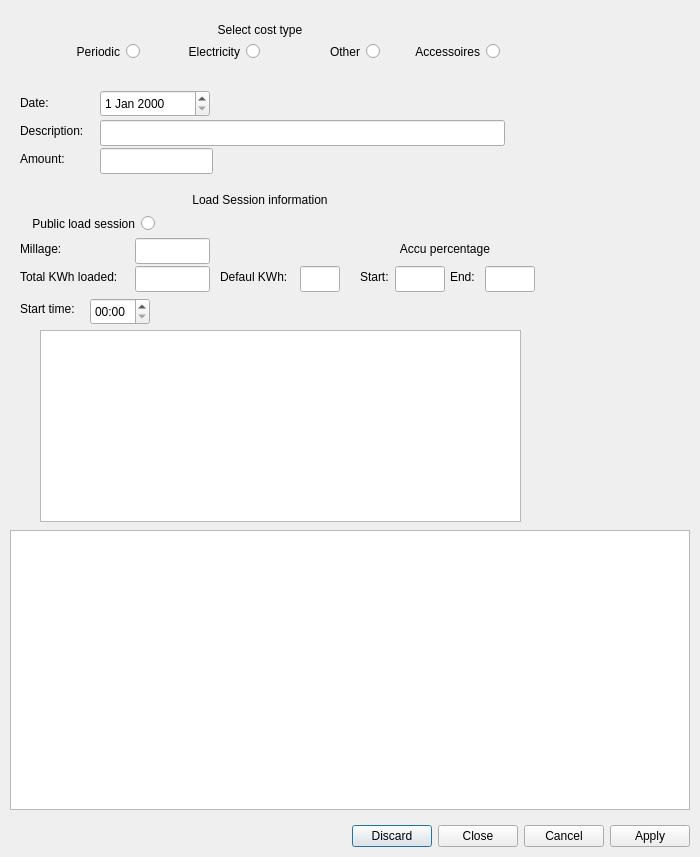
Above: QTLinux/AutoCost/datainputdialog.ui from Cvelthoven/AutoCost before the change. Below: the same form after it.
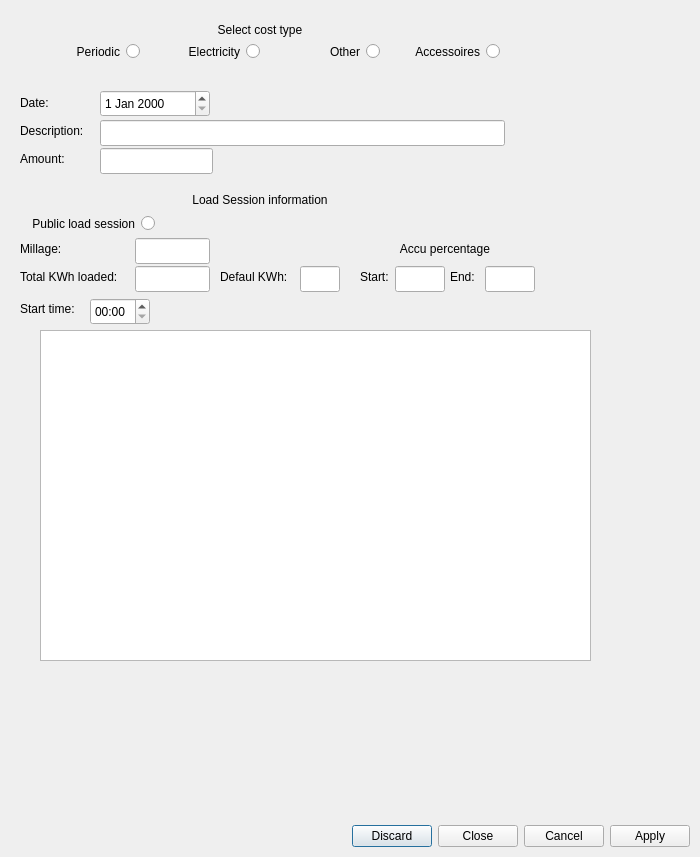
That is the form after the change.

Commit message: Cleanup of datainputdialog after change to table

What changed in the file:
```diff
--- a/QTLinux/AutoCost/datainputdialog.ui
+++ b/QTLinux/AutoCost/datainputdialog.ui
@@ -387,18 +387,8 @@
     <rect>
      <x>40</x>
      <y>330</y>
-     <width>481</width>
-     <height>192</height>
-    </rect>
-   </property>
-  </widget>
-  <widget class="QTableView" name="tblElectricityCostInput">
-   <property name="geometry">
-    <rect>
-     <x>10</x>
-     <y>530</y>
-     <width>680</width>
-     <height>280</height>
+     <width>551</width>
+     <height>331</height>
     </rect>
    </property>
   </widget>
```
The commit also changes 2 other files.
